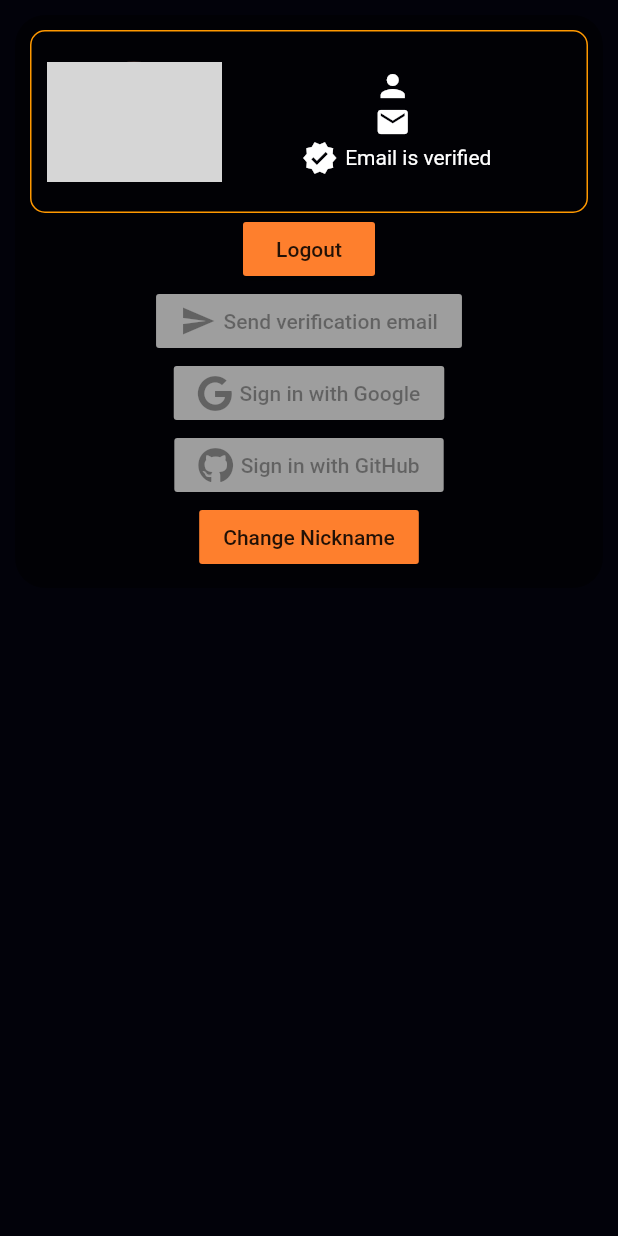
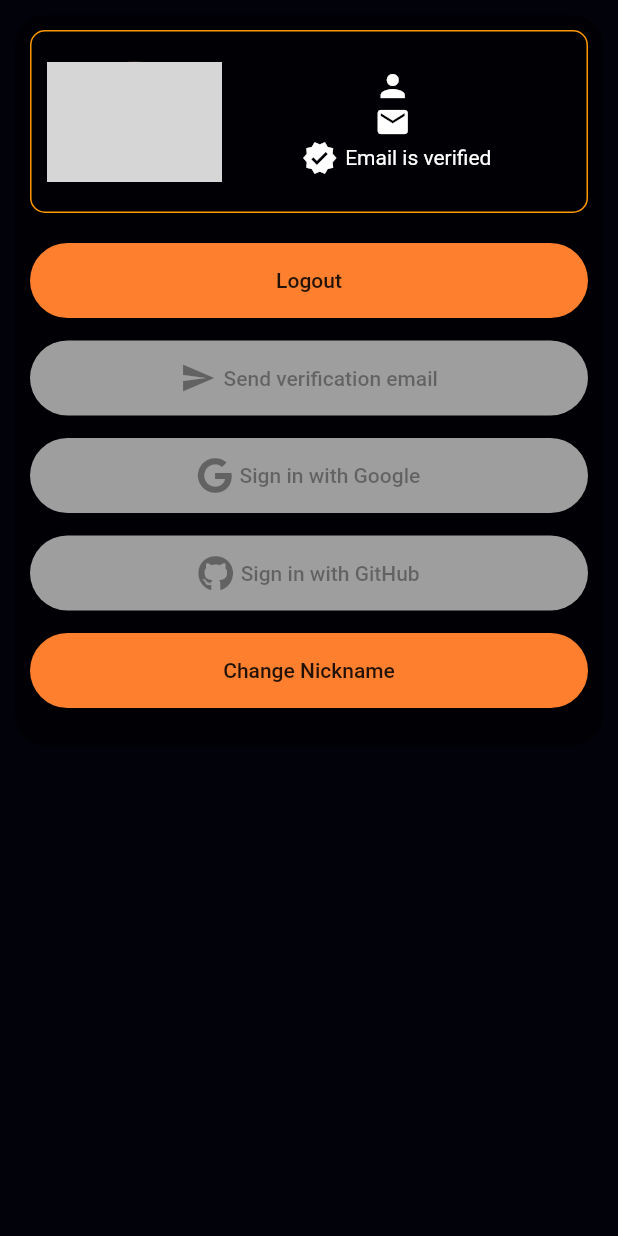
Before and after one commit to ConnActivity/ConnActivityMobile, a Flutter app: the AccountPage screen opened directly, on a phone screen of 412 x 824 dp. Run offline on Flutter 3.47's test engine with Material 2 defaults, Android fonts, the phone set to English and light mode, and no system bars; our stand-ins replace firebase_auth, firebase_core, font_awesome_flutter, google_fonts, google_sign_in, image_picker and 2 more; missing offline and left inert: flutter_pagination, github_sign_in; accounts and stored records are empty; network calls fail; grey boxes are pictures that could not be loaded.

Commit message:
changed styling for buttons on account page

```diff
--- a/lib/account_page.dart
+++ b/lib/account_page.dart
@@ -145,13 +145,20 @@ class LogoutBtn extends StatelessWidget {
 
   @override
   Widget build(BuildContext context) {
-    return MaterialButton(
+    return AccountButton(
+      child: MaterialButton(
+        height: 50,
+        minWidth: double.infinity,
+        shape: RoundedRectangleBorder(
+          borderRadius: BorderRadius.circular(50),
+        ),
         onPressed: () {
           FirebaseAuth.instance.signOut().then(((value) => callback()));
         },
         color: const Color(0xffFE7F2D),
         child: const Text(
           "Logout",
+        ),
       ),
     );
   }
@@ -234,7 +241,13 @@ class ChangeDisplayNameBtn extends StatelessWidget {
 
   @override
   Widget build(BuildContext context) {
-    return MaterialButton(
+    return AccountButton(
+      child: MaterialButton(
+        height: 50,
+        minWidth: double.infinity,
+        shape: RoundedRectangleBorder(
+          borderRadius: BorderRadius.circular(50),
+        ),
         // if the button is not active it is still displayed in the UI but greyed out
         disabledColor: Colors.grey,
         onPressed: isActive
@@ -248,6 +261,7 @@ class ChangeDisplayNameBtn extends StatelessWidget {
           children: const [
             Text("Change Nickname"),
           ],
+        ),
       ),
     );
   }
@@ -279,7 +293,13 @@ class SendVerificationEmailBtn extends StatelessWidget {
 
   @override
   Widget build(BuildContext context) {
-    return MaterialButton(
+    return AccountButton(
+      child: MaterialButton(
+        height: 50,
+        minWidth: double.infinity,
+        shape: RoundedRectangleBorder(
+          borderRadius: BorderRadius.circular(50),
+        ),
         // if the button is not active it is still displayed in the UI but greyed out
         disabledColor: Colors.grey,
         onPressed: isActive
@@ -298,6 +318,21 @@ class SendVerificationEmailBtn extends StatelessWidget {
             Text("Send verification email"),
           ],
         ),
+      ),
     );
   }
 }
+
+/// Wrapper to have a consistent margin for all account buttons
+class AccountButton extends StatelessWidget {
+  final Widget child;
+  const AccountButton({super.key, required this.child});
+
+  @override
+  Widget build(BuildContext context) {
+    return Container(
+      margin: const EdgeInsets.only(bottom: 15),
+      child: child,
+    );
+  }
+}
--- a/lib/account_page/github_sign_in.dart
+++ b/lib/account_page/github_sign_in.dart
@@ -1,3 +1,4 @@
+import 'package:connactivity/account_page.dart';
 import 'package:connactivity/comms.dart' as comms;
 import 'package:firebase_auth/firebase_auth.dart';
 import 'package:flutter/foundation.dart';
@@ -60,7 +61,13 @@ class GitHubSignInBtn extends StatelessWidget {
 
   @override
   Widget build(BuildContext context) {
-    return MaterialButton(
+    return AccountButton(
+      child: MaterialButton(
+        height: 50,
+        minWidth: double.infinity,
+        shape: RoundedRectangleBorder(
+          borderRadius: BorderRadius.circular(50),
+        ),
         disabledColor: Colors.grey,
         // Check for web platform
         onPressed: isActive
@@ -85,6 +92,7 @@ class GitHubSignInBtn extends StatelessWidget {
             Text("Sign in with GitHub"),
           ],
         ),
+      ),
     );
   }
 }
--- a/lib/account_page/google_sign_in.dart
+++ b/lib/account_page/google_sign_in.dart
@@ -1,3 +1,4 @@
+import 'package:connactivity/account_page.dart';
 import 'package:connactivity/comms.dart' as comms;
 import 'package:firebase_auth/firebase_auth.dart';
 import 'package:flutter/foundation.dart';
@@ -61,7 +62,13 @@ class GoogleSignInBtn extends StatelessWidget {
 
   @override
   Widget build(BuildContext context) {
-    return MaterialButton(
+    return AccountButton(
+      child: MaterialButton(
+        height: 50,
+        minWidth: double.infinity,
+        shape: RoundedRectangleBorder(
+          borderRadius: BorderRadius.circular(50),
+        ),
         disabledColor: Colors.grey,
         // Check for web platform and if button is active / logged in
         onPressed: isActive
@@ -86,6 +93,7 @@ class GoogleSignInBtn extends StatelessWidget {
             Text("Sign in with Google"),
           ],
         ),
+      ),
     );
   }
 }
--- a/lib/account_page/user_display.dart
+++ b/lib/account_page/user_display.dart
@@ -24,6 +24,7 @@ class UserDisplay extends StatelessWidget {
     return Container(
       width: double.infinity,
       padding: const EdgeInsets.fromLTRB(10, 20, 10, 20),
+      margin: const EdgeInsets.fromLTRB(0, 0, 0, 20),
       decoration: BoxDecoration(
         border: Border.all(color: Colors.orange),
         borderRadius: BorderRadius.circular(10),
```
Also changed, not shown: pubspec.lock. Lines whose indentation alone changed are shown as unchanged.
